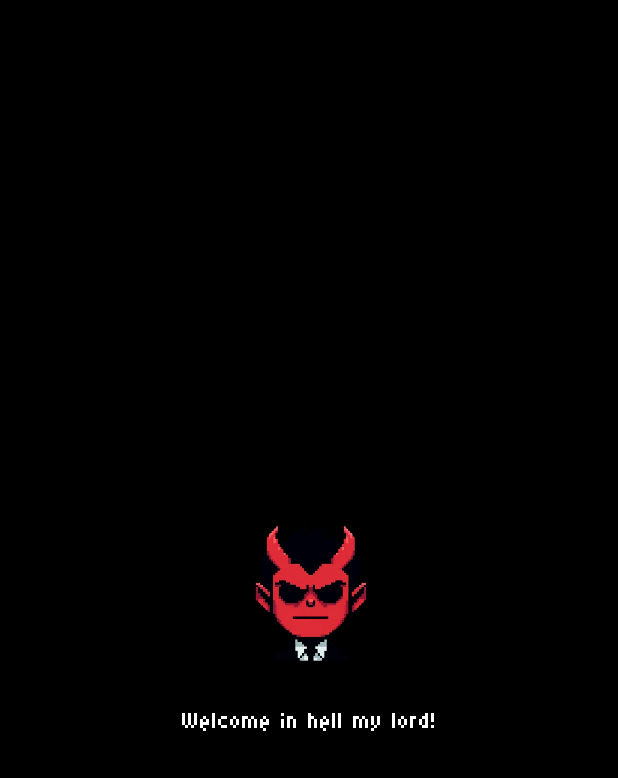
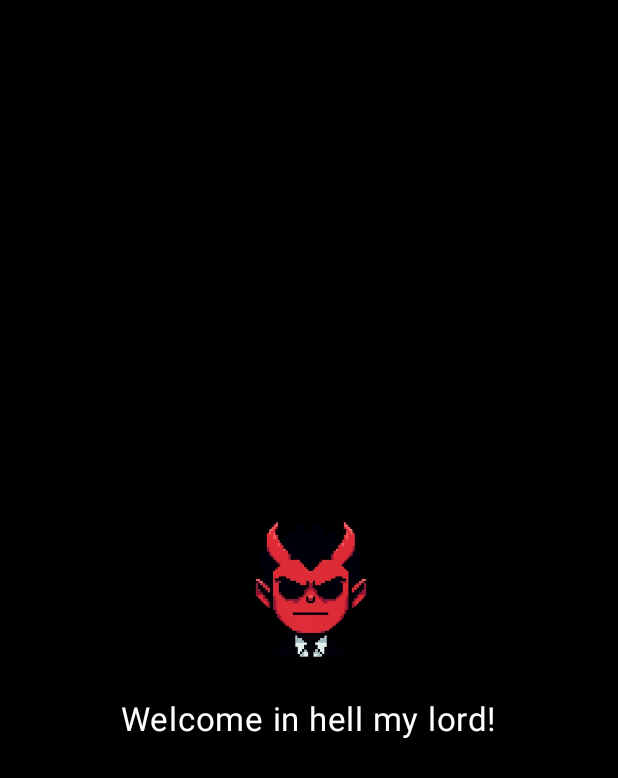
Before and after one commit to JumpingKeyCaps/ChatterRPGbox, an Android app built with Jetpack Compose: the screen it shows after launch (MainActivity), on a phone screen of 412 x 824 dp. Shown: the top 778 px of the screen. Run offline under Robolectric (Android 15) with nearby library versions, the phone set to English and light mode, and no system bars; 1 statement that could not run was skipped.

Commit message:
feature(ui/theme): Set the statut bar translucent + medieval pixel typography.

```diff
--- a/app/src/main/java/com/lebaillyapp/chatterrpgbox/ui/theme/Theme.kt
+++ b/app/src/main/java/com/lebaillyapp/chatterrpgbox/ui/theme/Theme.kt
@@ -70,7 +70,7 @@ fun ChatterRPGboxTheme(
             val window = (view.context as Activity).window
 
             // 1. Définir la couleur de la Barre de Statut
-            window.statusBarColor = colorScheme.primary.toArgb()
+            window.statusBarColor = Color(0x00000000).toArgb()
 
             // 2. Définir la couleur de la Barre de Navigation
             window.navigationBarColor = colorScheme.primary.toArgb()
@@ -86,7 +86,10 @@ fun ChatterRPGboxTheme(
 
     MaterialTheme(
         colorScheme = colorScheme,
-        typography = pixelTypography,
+        typography = medievalTypography,
         content = content
     )
+
+
+
 }
```
